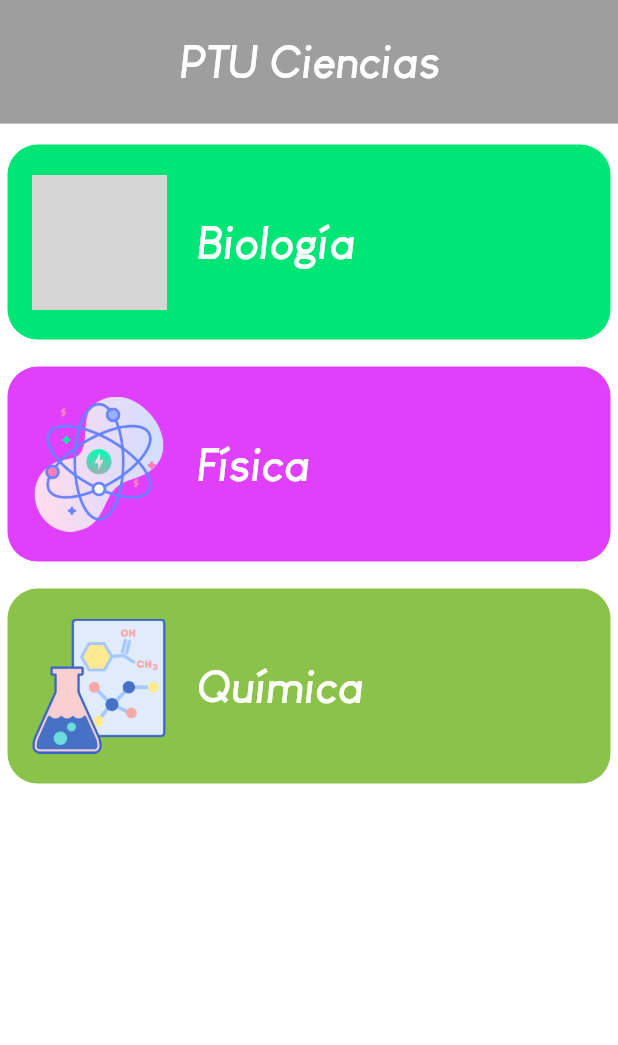
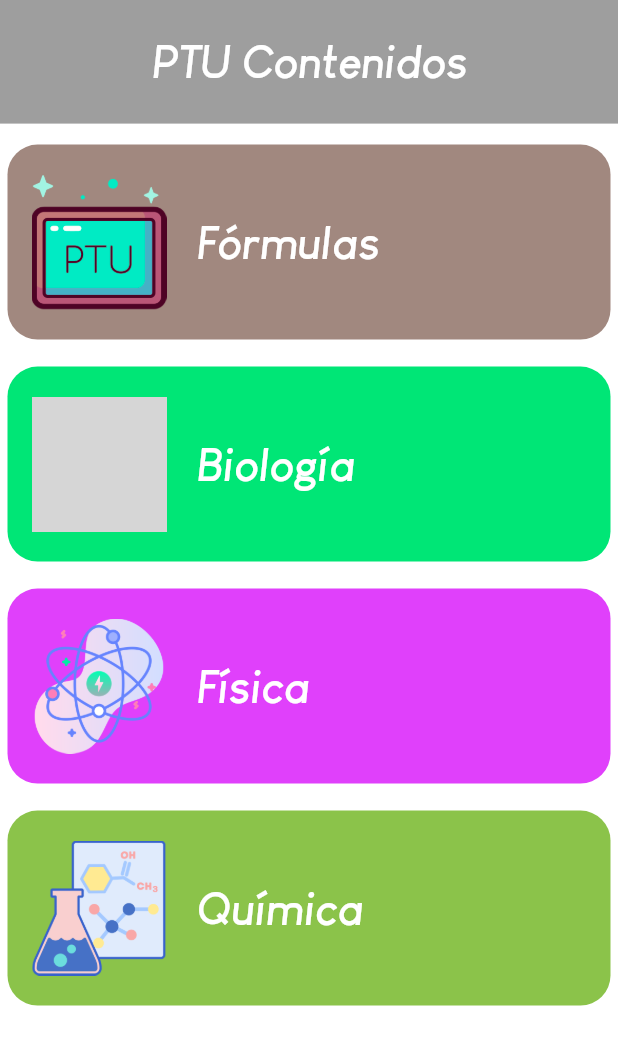
Before and after one commit to JordiDeSanta/PTUContenidos, a Flutter app: the screen it shows after launch, on a phone screen of 412 x 824 dp. Shown: the top 1045 px of the screen. Run offline on Flutter 3.47's test engine with Material 2 defaults, Android fonts, the phone set to English and light mode, and no system bars; drawn by our look-alikes of google_mobile_ads; missing offline and left inert: pdf_render; network calls fail; grey boxes are pictures that could not be loaded.

Commit message:
Loading Content and FButton

```diff
--- a/lib/pages/home_page.dart
+++ b/lib/pages/home_page.dart
@@ -5,6 +5,7 @@ import 'package:ptucontenidos/providers/ad_state.dart';
 import 'package:ptucontenidos/providers/arguments.dart';
 import 'package:ptucontenidos/utils/texts.dart';
 import 'package:ptucontenidos/widgets/course_button.dart';
+import 'package:url_launcher/url_launcher.dart';
 
 class HomePage extends StatefulWidget {
   HomePage({Key key}) : super(key: key);
@@ -40,7 +41,7 @@ class _HomePageState extends State<HomePage> {
 
     return Scaffold(
       appBar: AppBar(
-        title: Text('PTU Ciencias', style: styles.getTitle(context)),
+        title: Text('PTU Contenidos', style: styles.getTitle(context)),
         centerTitle: true,
         toolbarHeight: h * 0.1,
         backgroundColor: Colors.black38,
@@ -49,6 +50,7 @@ class _HomePageState extends State<HomePage> {
       body: ListView(
         children: [
           SizedBox(height: 5),
+          fButton(context, styles),
           biology(),
           physics(),
           chemistry(),
@@ -274,18 +276,18 @@ Widget physics() {
           contents: <ContentArguments>[
             ContentArguments(
               title: 'Conceptós Básicos',
-              img: AssetImage('assets/icons/physics/waves.png'),
-              pdfRoute: '',
+              img: AssetImage('assets/icons/physics/book.png'),
+              pdfRoute: 'assets/pdf/Physics/conceptos.pdf',
             ),
             ContentArguments(
               title: 'Movimiento Rectilíneo Uniforme',
               img: AssetImage('assets/icons/physics/mru.png'),
-              pdfRoute: '',
+              pdfRoute: 'assets/pdf/Physics/mru.pdf',
             ),
             ContentArguments(
               title: 'Movimiento Rectilíneo Uniformemente Variado',
               img: AssetImage('assets/icons/physics/mruv.png'),
-              pdfRoute: '',
+              pdfRoute: 'assets/pdf/Physics/mruv.pdf',
             ),
             ContentArguments(
               title: 'Leyes de Kepler',
@@ -295,12 +297,12 @@ Widget physics() {
             ContentArguments(
               title: 'Leyes de Newton',
               img: AssetImage('assets/icons/physics/newton.png'),
-              pdfRoute: '',
+              pdfRoute: 'assets/pdf/Physics/newton.pdf',
             ),
             ContentArguments(
               title: 'Dinámica y Tipos de Fuerza',
               img: AssetImage('assets/icons/physics/force.png'),
-              pdfRoute: '',
+              pdfRoute: 'assets/pdf/Physics/dinamica.pdf',
             ),
             ContentArguments(
               title: 'Ley de Gravitación Universal',
@@ -516,3 +518,51 @@ Widget chemistry() {
     ),
   );
 }
+
+Widget fButton(BuildContext context, TextStyles styles) {
+  double size = MediaQuery.of(context).size.aspectRatio;
+
+  return Padding(
+    padding: EdgeInsets.symmetric(vertical: size * 18, horizontal: size * 10),
+    child: ElevatedButton(
+      style: ButtonStyle(
+        elevation: MaterialStateProperty.all(0.0),
+        shape: MaterialStateProperty.all(
+          RoundedRectangleBorder(
+            borderRadius: BorderRadius.circular(20.0),
+          ),
+        ),
+        backgroundColor: MaterialStateProperty.all(Colors.brown[300]),
+      ),
+      child: Container(
+        padding: EdgeInsets.symmetric(vertical: size * 40),
+        child: Row(
+          crossAxisAlignment: CrossAxisAlignment.center,
+          children: [
+            Image(
+              height: size * 180,
+              image: AssetImage('assets/icons/logoF.png'),
+              fit: BoxFit.cover,
+            ),
+            Container(
+              padding: EdgeInsets.only(left: size * 40),
+              width: size * 400,
+              child: Text(
+                'Fórmulas',
+                style: styles.getTitle(context),
+                overflow: TextOverflow.ellipsis,
+              ),
+            )
+          ],
+        ),
+      ),
+      onPressed: _launchURL,
+    ),
+  );
+}
+
+void _launchURL() async {
+  final _url =
+      'https://play.google.com/store/apps/details?id=com.jordidev.ptuformulas';
+  await canLaunch(_url) ? await launch(_url) : throw 'Could not launch $_url';
+}
--- a/pubspec.yaml
+++ b/pubspec.yaml
@@ -26,6 +26,8 @@ dependencies:
   pdf_render: ^1.0.11
   google_mobile_ads: ^0.12.1+1
   provider: ^5.0.0
+  url_launcher: ^6.0.6
+
 
   # The following adds the Cupertino Icons font to your application.
   # Use with the CupertinoIcons class for iOS style icons.
```
Also changed, not shown: assets/icons/logoF.png (added), assets/icons/physics/book.png (added), pubspec.lock, 7 other files.
